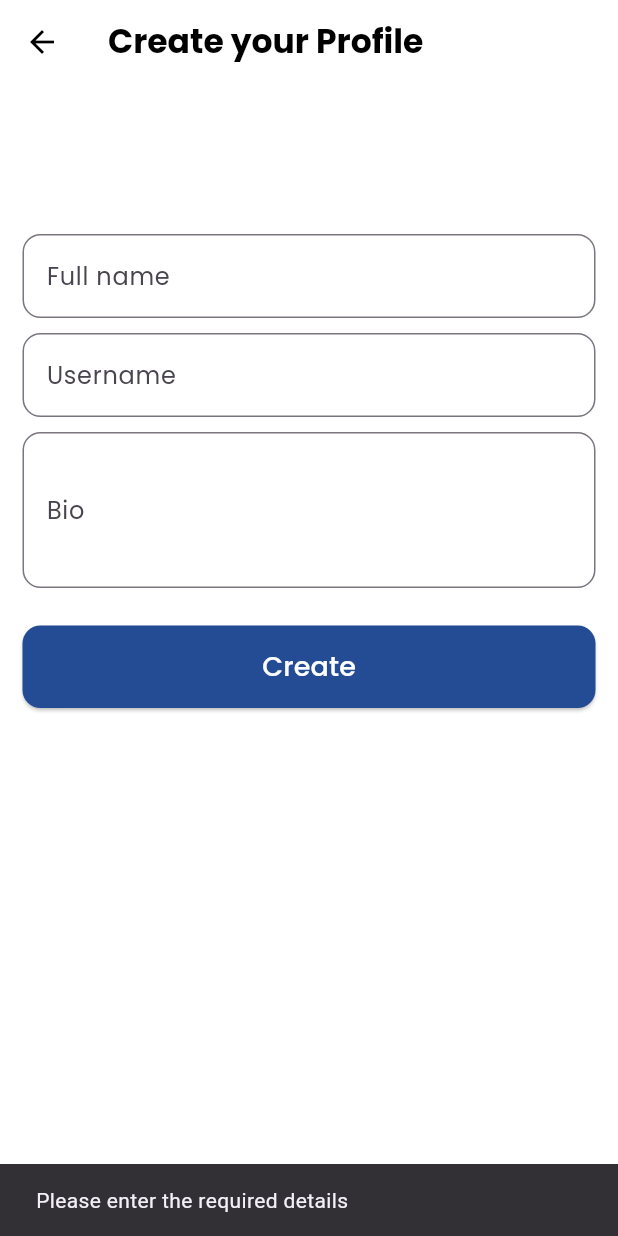
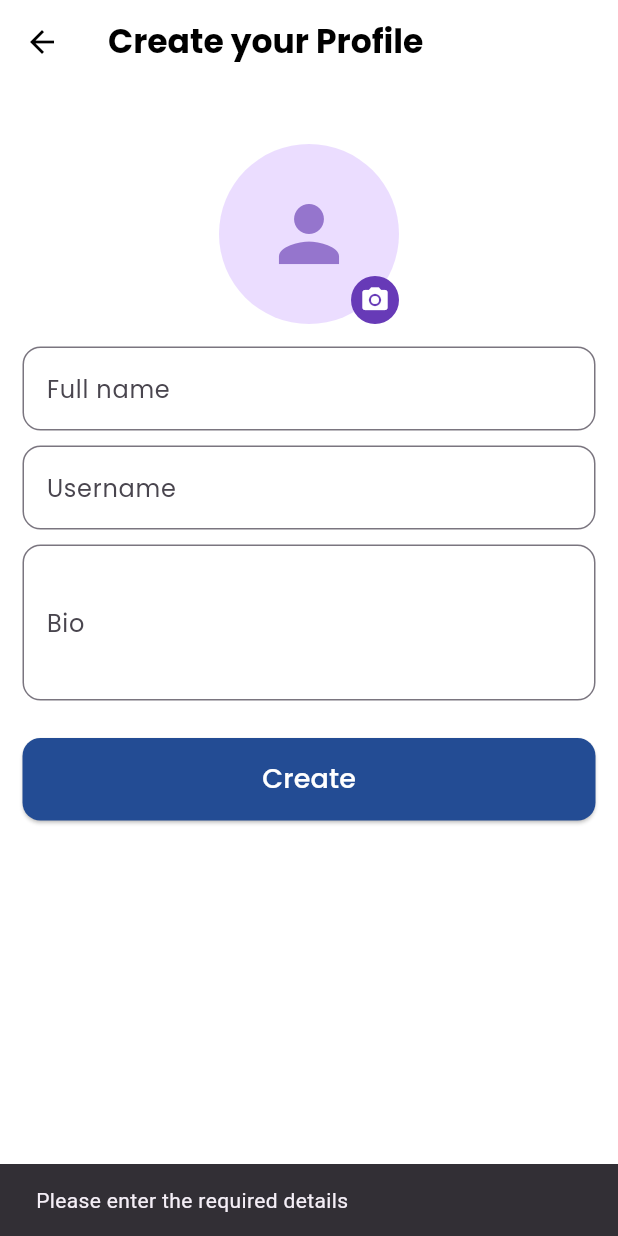
Before and after one commit to vinay-mali/Vibes, a Flutter app: the ProfileSetScreen screen opened directly, after a tap on "Create", on a phone screen of 412 x 824 dp. Run offline on Flutter 3.47's test engine with Material 3 defaults, Android fonts, the phone set to English and light mode, and no system bars; our stand-ins replace cloud_firestore, firebase_auth, firebase_core, flutter_dotenv, google_fonts, image_picker; missing offline and left inert: restart_app; accounts and stored records are empty; generated files the repository leaves out were written again.

Commit message:
feat: Profile photo add done

```diff
--- a/lib/models/comments_model.dart
+++ b/lib/models/comments_model.dart
@@ -7,6 +7,7 @@ class CommentsModel {
   final String username;
   final String fullName;
   final DateTime createdAt;
+  final String? photoUrl;
 
   CommentsModel({
     required this.commentID,
@@ -15,6 +16,7 @@ class CommentsModel {
     required this.username,
     required this.fullName,
     required this.createdAt,
+    this.photoUrl
   });
 
   factory CommentsModel.fromMap(Map<String, dynamic> json) {
@@ -25,6 +27,7 @@ class CommentsModel {
       username: json['username'] ?? "",
       fullName: json['fullName'] ?? "",
       createdAt: (json['createdAt'] as Timestamp).toDate(),
+      photoUrl: json['photoUrl'],
     );
   }
 
@@ -36,6 +39,7 @@ class CommentsModel {
       'username': username,
       'fullName': fullName,
       'createdAt': Timestamp.fromDate(createdAt),
+      'photoUrl' : photoUrl
     };
   }
 }
--- a/lib/models/post_model.dart
+++ b/lib/models/post_model.dart
@@ -10,6 +10,7 @@ class PostModel {
   final int likesCount;
   final List<Map<String, dynamic>> likedBy;
   final int commentsCount;
+  final String? photoUrl;
 
   PostModel({
     required this.postID,
@@ -21,6 +22,7 @@ class PostModel {
     required this.likesCount,
     required this.likedBy,
     required this.commentsCount,
+    this.photoUrl,
   });
 
   factory PostModel.fromMap(Map<String, dynamic> json) {
@@ -38,6 +40,7 @@ class PostModel {
         ),
       ),
       commentsCount: (json['commentsCount'] ?? 0) as int,
+      photoUrl: json['photoUrl'],
     );
   }
 
@@ -52,6 +55,7 @@ class PostModel {
       'likesCount': likesCount,
       'likedBy': likedBy,
       'commentsCount': commentsCount,
+      'photoUrl': photoUrl,
     };
   }
 }
--- a/lib/models/user_model.dart
+++ b/lib/models/user_model.dart
@@ -9,6 +9,8 @@ class UserModel {
   final String? bio;
   final DateTime createdAt;
   final double randomIndex;
+  final String? photoUrl;
+  final String? photoPublicId;
 
   UserModel({
     required this.uid,
@@ -16,7 +18,9 @@ class UserModel {
     required this.fullName,
     this.bio,
     required this.createdAt,
-    required this.randomIndex
+    required this.randomIndex,
+    this.photoUrl,
+    this.photoPublicId,
   });
 
   factory UserModel.fromMap(Map<String, dynamic> json) {
@@ -26,7 +30,9 @@ class UserModel {
       fullName: json['fullName'] ?? '',
       bio: json['bio'],
       createdAt: (json['createdAt'] as Timestamp).toDate(),
-      randomIndex: json['randomIndex'] ?? Random().nextDouble()
+      randomIndex: json['randomIndex'] ?? Random().nextDouble(),
+      photoUrl: json['photoUrl'],
+      photoPublicId: json['photoPublicId'],
     );
   }
 
@@ -37,7 +43,9 @@ class UserModel {
       'username': username,
       'bio': bio,
       'createdAt': Timestamp.fromDate(createdAt),
-      'randomIndex' : randomIndex
+      'randomIndex': randomIndex,
+      'photoUrl': photoUrl,
+      'photoPublicId': photoPublicId,
     };
   }
 }
--- a/lib/screens/add_post_screen.dart
+++ b/lib/screens/add_post_screen.dart
@@ -62,6 +62,7 @@ class _AddPostScreenState extends State<AddPostScreen> {
         likedBy: [],
         likesCount: 0,
         commentsCount: 0,
+        photoUrl: userModel.photoUrl,
       );
       await context.read<PostProvider>().createPost(postModel);
       if (mounted) {
--- a/lib/screens/profile_set_screen.dart
+++ b/lib/screens/profile_set_screen.dart
@@ -1,7 +1,9 @@
+import 'dart:io';
 import 'dart:math';
 
 import 'package:flutter/material.dart';
 import 'package:google_fonts/google_fonts.dart';
+import 'package:image_picker/image_picker.dart';
 import 'package:provider/provider.dart';
 import 'package:vibes/models/user_model.dart';
 
@@ -24,6 +26,10 @@ class _ProfileSetScreenState extends State<ProfileSetScreen> {
   TextEditingController fullNameCtrl = TextEditingController();
   TextEditingController usernameCtrl = TextEditingController();
   TextEditingController bioCtrl = TextEditingController();
+
+  File? _pickedImage;
+  bool? isUploadingPhoto = false;
+
   bool _isLoading = false;
   @override
   void initState() {
@@ -87,6 +93,20 @@ class _ProfileSetScreenState extends State<ProfileSetScreen> {
       });
       return;
     }
+    String? photoUrl = context.read<UserProvider>().currentuserModel?.photoUrl;
+    String? photoPublicId = context
+        .read<UserProvider>()
+        .currentuserModel
+        ?.photoPublicId;
+
+    if (_pickedImage != null) {
+      final result = await context.read<UserProvider>().uploadProfilePhoto(
+        _pickedImage!,
+        photoPublicId,
+      );
+      photoUrl = result['url'];
+      photoPublicId = result['publicId'];
+    }
 
     try {
       final UserModel userModel = UserModel(
@@ -95,7 +115,9 @@ class _ProfileSetScreenState extends State<ProfileSetScreen> {
         fullName: fullNameCtrl.text.trim(),
         bio: bioCtrl.text.trim().isEmpty ? "" : bioCtrl.text.trim(),
         createdAt: DateTime.now(),
-        randomIndex: Random().nextDouble()
+        randomIndex: Random().nextDouble(),
+        photoPublicId: photoPublicId,
+        photoUrl: photoUrl,
       );
       if (widget.mode == 'add') {
         await context.read<UserProvider>().createUser(
@@ -128,8 +150,22 @@ class _ProfileSetScreenState extends State<ProfileSetScreen> {
     }
   }
 
+  Future<void> _pickImage() async {
+    final picker = ImagePicker();
+    final picked = await picker.pickImage(
+      source: ImageSource.gallery,
+      imageQuality: 70,
+    );
+    if (picked != null) {
+      setState(() {
+        _pickedImage = File(picked.path);
+      });
+    }
+  }
+
   @override
   Widget build(BuildContext context) {
+    final photoUrl = context.watch<UserProvider>().currentuserModel?.photoUrl;
     return GestureDetector(
       onTap: () {
         FocusScope.of(context).unfocus();
@@ -149,9 +185,50 @@ class _ProfileSetScreenState extends State<ProfileSetScreen> {
               child: Column(
                 crossAxisAlignment: CrossAxisAlignment.center,
                 children: [
-                  SizedBox(height: 100),
+                  SizedBox(height: 40),
+                  Center(
+                    child: Stack(
+                      children: [
+                        CircleAvatar(
+                          radius: 60,
+                          backgroundImage: _pickedImage != null
+                              ? FileImage(_pickedImage!)
+                              : (photoUrl != null
+                                    ? NetworkImage(photoUrl)
+                                    : null),
+                          child: _pickedImage == null && photoUrl == null
+                              ? Icon(
+                                  Icons.person,
+                                  size: 60,
+                                  color: Colors.deepPurple.shade300,
+                                )
+                              : null,
+                        ),
+                        Positioned(
+                          bottom: 0,
+                          right: 0,
+                          child: GestureDetector(
+                            onTap: _pickImage,
+                            child: Container(
+                              padding: EdgeInsets.all(6),
+                              decoration: BoxDecoration(
+                                color: Colors.deepPurple,
+                                shape: BoxShape.circle,
+                              ),
+                              child: Icon(
+                                Icons.camera_alt,
+                                color: Colors.white,
+                                size: 20,
+                              ),
+                            ),
+                          ),
+                        ),
+                      ],
+                    ),
+                  ),
                   Padding(
                     padding: const EdgeInsets.only(
+                      top: 15,
                       left: 15,
                       right: 15,
                       bottom: 10,
--- a/pubspec.yaml
+++ b/pubspec.yaml
@@ -67,8 +67,8 @@ flutter:
   uses-material-design: true
 
   # To add assets to your application, add an assets section, like this:
-  # assets:
-  #   - images/a_dot_burr.jpeg
+  assets:
+    - .env
   #   - images/a_dot_ham.jpeg
 
   # An image asset can refer to one or more resolution-specific "variants", see
```
Also changed, not shown: lib/main.dart (+6 -5 lines), lib/providers/user_provider.dart (+15 -2 lines), lib/screens/profile_visit_screen.dart (+13 -15 lines), lib/screens/search_screen.dart (+31 -15 lines), lib/services/cloudinary_service.dart (added, +55 -0 lines), lib/services/user_service.dart (+21 -2 lines), lib/widgets/app_avatar.dart (added, +21 -0 lines), lib/widgets/post/comments_bottom_sheet.dart (+19 -1 lines), lib/widgets/post/likes_bottom_sheet.dart (+28 -5 lines), lib/widgets/post/post_header.dart (+3 -4 lines), 2 other files.
